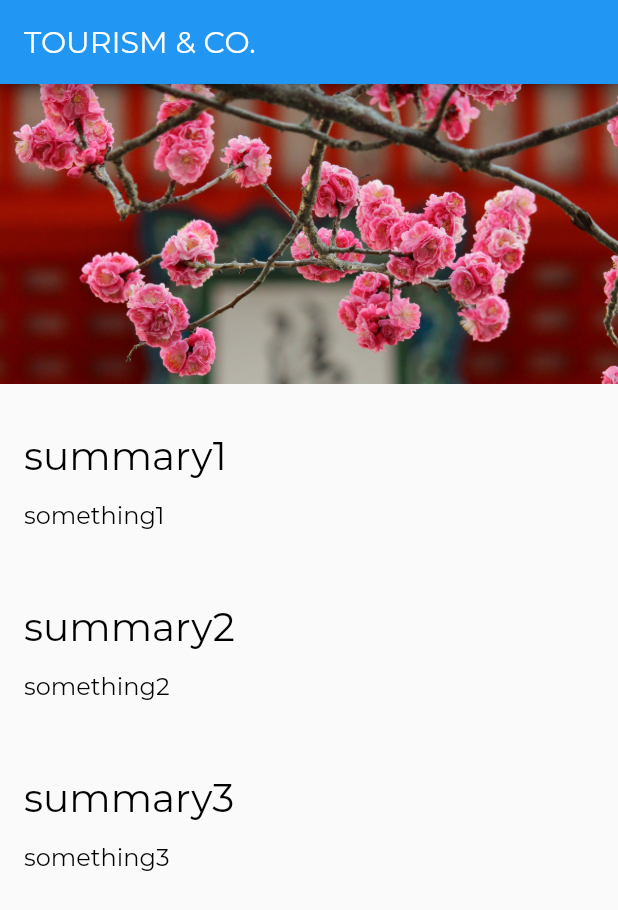
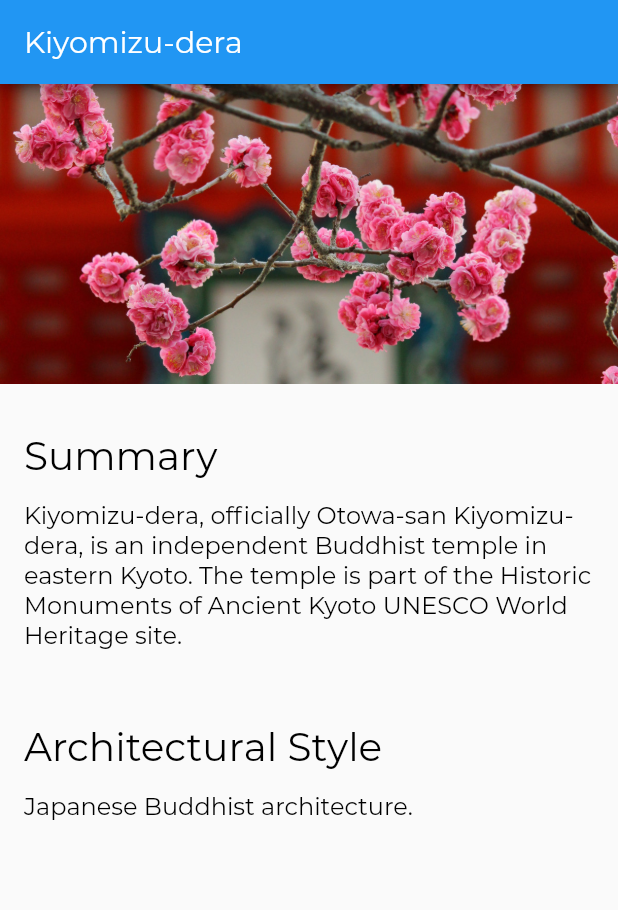
Before and after one commit to Narnian12/fCCFlutter, a Flutter app: the screen it shows after launch, on a phone screen of 412 x 824 dp. Shown: the top 910 px of the screen. Run offline on Flutter 3.47's test engine with Material 2 defaults, Android fonts, the phone set to English and light mode, and no system bars.

Commit message:
- Create data model for location and a list of location facts

```diff
--- /dev/null
+++ b/lib/models/location.dart
@@ -0,0 +1,20 @@
+import 'location_fact.dart';
+
+class Location {
+  String name;
+  String imagePath;
+  final List<LocationFact> facts;
+
+  Location(this.name, this.imagePath, this.facts);
+
+  static List<Location> fetchAll() {
+    return [
+      Location('Kiyomizu-dera', 'assets/images/kiyomizu-dera.jpg', [
+        LocationFact('Summary',
+          'Kiyomizu-dera, officially Otowa-san Kiyomizu-dera, is an independent Buddhist temple in eastern Kyoto. The temple is part of the Historic Monuments of Ancient Kyoto UNESCO World Heritage site.'),
+        LocationFact(
+          'Architectural Style', 'Japanese Buddhist architecture.'),
+      ]),
+    ];
+  }
+}
--- /dev/null
+++ b/lib/models/location_fact.dart
@@ -0,0 +1,6 @@
+class LocationFact {
+  final String title;
+  final String text;
+
+  LocationFact(this.title, this.text);
+}
--- a/lib/screens/location_detail/location_detail.dart
+++ b/lib/screens/location_detail/location_detail.dart
@@ -3,23 +3,29 @@
 import 'package:flutter/material.dart';
 import 'image_banner.dart';
 import 'text_section.dart';
+import '../../models/location.dart';
 
 class LocationDetail extends StatelessWidget {
   @override
   Widget build(BuildContext context) {
+    final locations = Location.fetchAll();
+    final location = locations.first;
+
     return Scaffold(
       appBar: AppBar(
-        title: Text('TOURISM & CO.'),
+        title: Text(location.name),
       ),
       body: Column(
           mainAxisAlignment: MainAxisAlignment.start,
           crossAxisAlignment: CrossAxisAlignment.stretch,
           children: [
-            ImageBanner("assets/images/kiyomizu-dera.jpg"),
-            TextSection("summary1", "something1"),
-            TextSection("summary2", "something2"),
-            TextSection("summary3", "something3"),
-          ]),
+            ImageBanner(location.imagePath),
+          ]..addAll(textSections(location))), // appends textSections to children
     );
   }
+
+  List<Widget> textSections(Location location) {
+    return location.facts.map((fact) =>
+      TextSection(fact.title, fact.text)).toList();
+  }
 }
```
